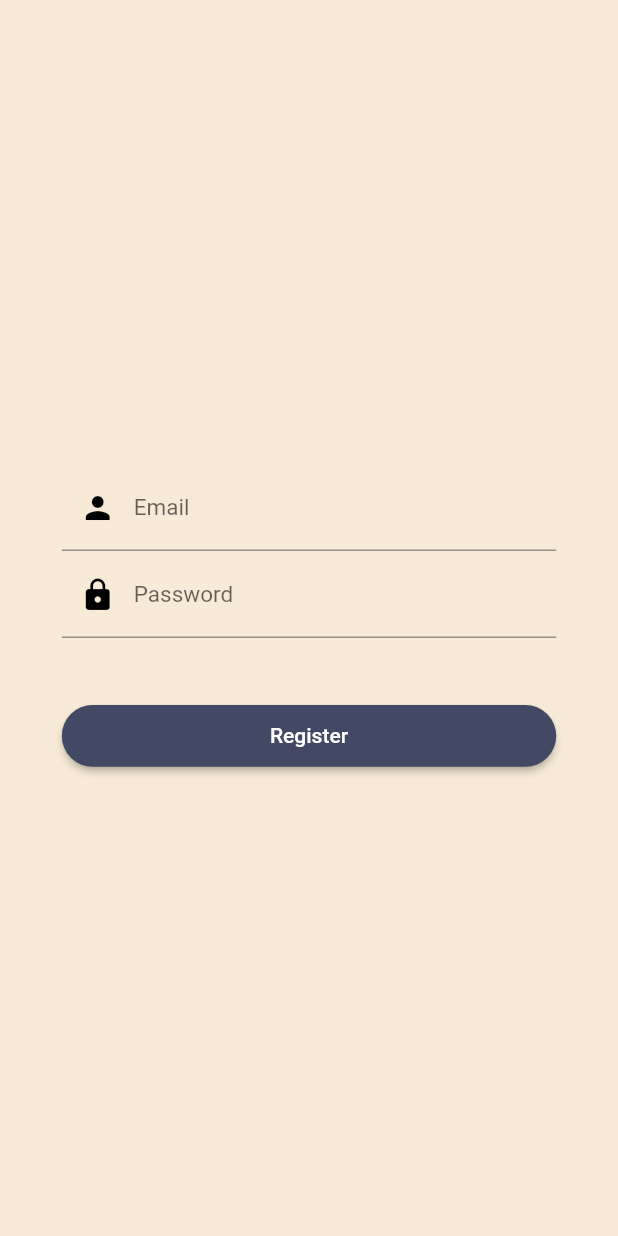
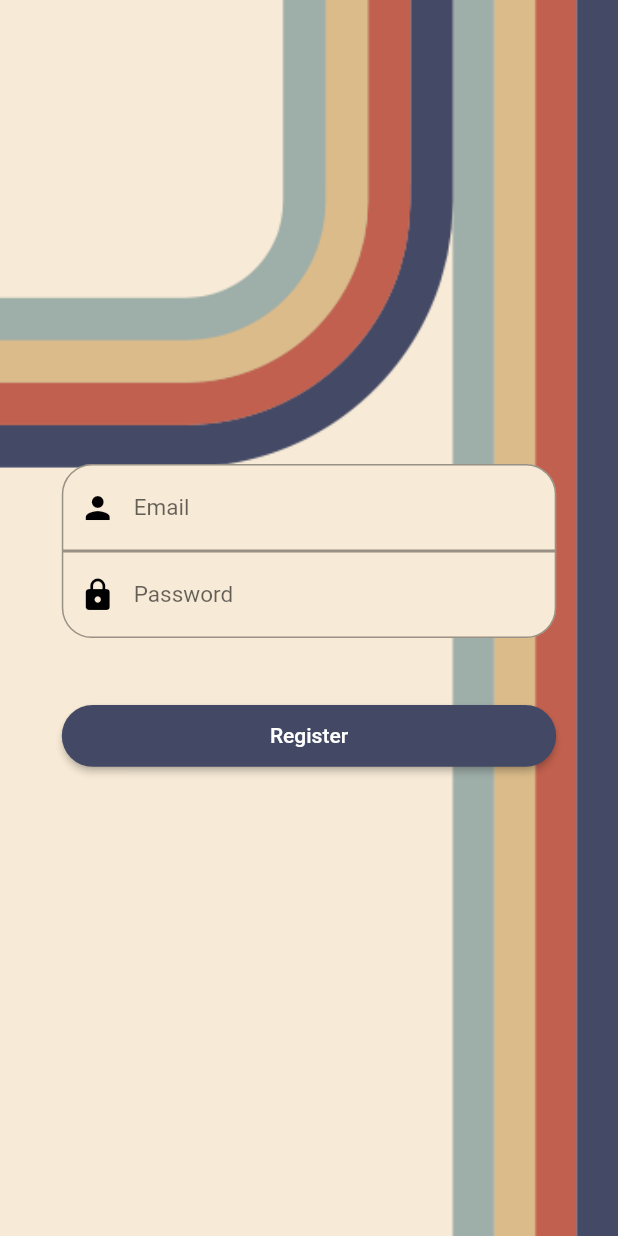
Before and after one commit to Tyler-Kamholz/get_groovy, a Flutter app: the RegisterPage screen opened directly, on a phone screen of 412 x 824 dp. Run offline on Flutter 3.47's test engine with Material 2 defaults, Android fonts, the phone set to English and light mode, and no system bars; our stand-ins replace cloud_firestore, firebase_auth, firebase_core, google_nav_bar, qr_flutter, settings_ui; missing offline and left inert: scroll_app_bar, spotify_sdk, system_theme; accounts and stored records are empty; network calls fail.

Commit message:
almost forgot the register page

```diff
--- a/lib/pages/register_page.dart
+++ b/lib/pages/register_page.dart
@@ -21,12 +21,36 @@ class _RegisterPageState extends State<RegisterPage> {
     return Scaffold(
       backgroundColor:
           Provider.of<ThemeProvider>(context).getCurrentTheme().navBarColor,
-      body: Column(
+      body: Stack(children: [
+        Positioned(
+            top: -size.height * .1,
+            right: 0,
+            child: RotatedBox(
+              quarterTurns: 2,
+              child: Image.asset(
+                "app_assets/light_background_login.png",
+                scale: .85,
+              ),
+            )),
+        Column(
           mainAxisAlignment: MainAxisAlignment.center,
           children: [
             Padding(
               padding:
                   EdgeInsets.fromLTRB(size.width * .1, 0, size.width * .1, 0),
+              child: DecoratedBox(
+                decoration: BoxDecoration(
+                    border: Border.all(
+                      color: Provider.of<ThemeProvider>(context)
+                          .getCurrentTheme()
+                          .iconColor,
+                    ),
+                    color: Provider.of<ThemeProvider>(context)
+                        .getCurrentTheme()
+                        .navBarColor,
+                    borderRadius: const BorderRadius.only(
+                        topLeft: Radius.circular(20),
+                        topRight: Radius.circular(20))),
                 child: TextField(
                   controller: emailController,
                   style: const TextStyle(
@@ -34,6 +58,7 @@ class _RegisterPageState extends State<RegisterPage> {
                     color: Colors.black,
                   ),
                   decoration: const InputDecoration(
+                    border: InputBorder.none,
                     contentPadding: EdgeInsets.all(20),
                     prefixIcon: Icon(
                       Icons.person,
@@ -47,9 +72,23 @@ class _RegisterPageState extends State<RegisterPage> {
                   ),
                 ),
               ),
+            ),
             Padding(
               padding:
                   EdgeInsets.fromLTRB(size.width * .1, 0, size.width * .1, 0),
+              child: DecoratedBox(
+                decoration: BoxDecoration(
+                    border: Border.all(
+                      color: Provider.of<ThemeProvider>(context)
+                          .getCurrentTheme()
+                          .iconColor,
+                    ),
+                    color: Provider.of<ThemeProvider>(context)
+                        .getCurrentTheme()
+                        .navBarColor,
+                    borderRadius: const BorderRadius.only(
+                        bottomLeft: Radius.circular(20),
+                        bottomRight: Radius.circular(20))),
                 child: TextField(
                   controller: passwordController,
                   obscureText: true,
@@ -58,6 +97,7 @@ class _RegisterPageState extends State<RegisterPage> {
                     color: Colors.black,
                   ),
                   decoration: const InputDecoration(
+                    border: InputBorder.none,
                     contentPadding: EdgeInsets.all(20),
                     prefixIcon: Icon(
                       Icons.lock,
@@ -67,6 +107,7 @@ class _RegisterPageState extends State<RegisterPage> {
                     labelStyle: TextStyle(
                       fontSize: 15,
                       color: Colors.black,
+                    ),
                   ),
                 ),
               ),
@@ -89,6 +130,7 @@ class _RegisterPageState extends State<RegisterPage> {
             ),
           ],
         ),
+      ]),
     );
   }
 
```
Lines whose indentation alone changed are shown as unchanged.
